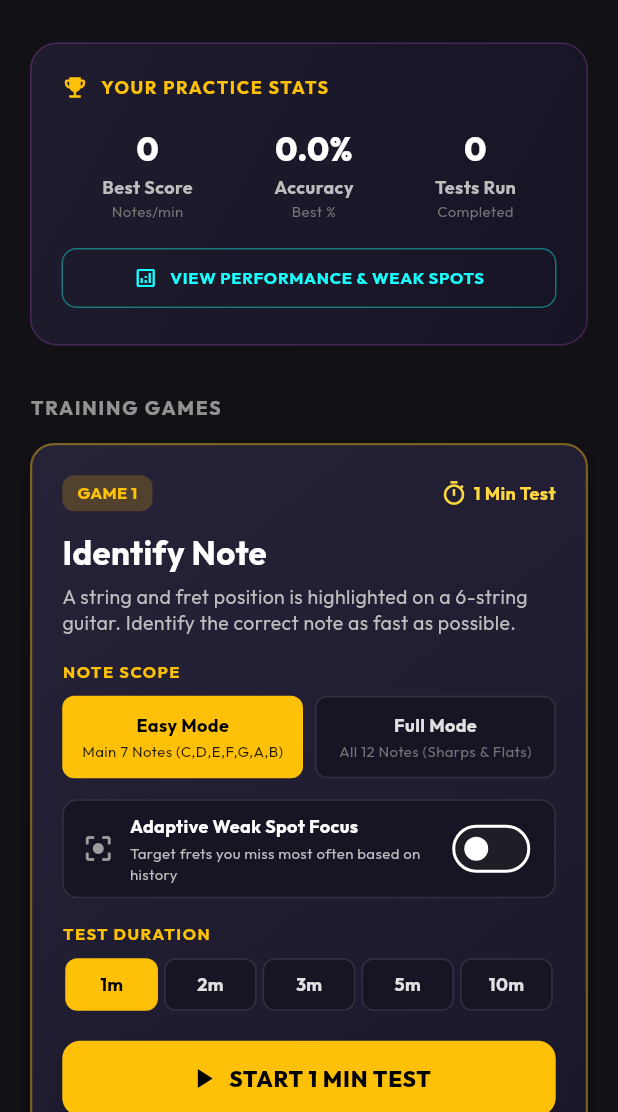
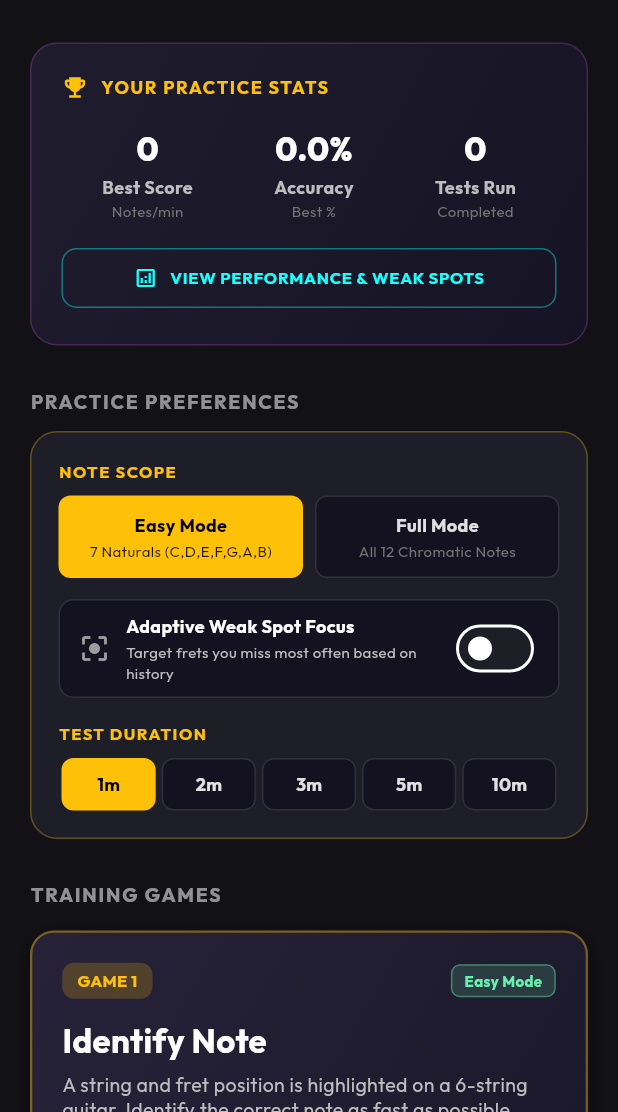
Before and after one commit to rohitraghuwanshi10/FretHQ, a Flutter app: the screen it shows after launch, on a phone screen of 412 x 824 dp, the part 124-1236 px from its top. Run offline on Flutter 3.47's test engine with Material 3 defaults, Android fonts, the phone set to English and light mode, and no system bars; our stand-ins replace google_fonts, shared_preferences, sqflite; accounts and stored records are empty.

Commit message:
Reorganize dashboard UI into global Practice Preferences card with clear active mode badges on Game 1 and Game 2 cards

```diff
--- a/lib/screens/home_screen.dart
+++ b/lib/screens/home_screen.dart
@@ -220,10 +220,11 @@ class _HomeScreenState extends State<HomeScreen> {
                 ),
               ),
 
-              const SizedBox(height: 32),
+              const SizedBox(height: 28),
 
+              // Global Practice Preferences Card
               const Text(
-                'TRAINING GAMES',
+                'PRACTICE PREFERENCES',
                 style: TextStyle(
                   fontSize: 13,
                   fontWeight: FontWeight.bold,
@@ -231,85 +232,18 @@ class _HomeScreenState extends State<HomeScreen> {
                   letterSpacing: 1.2,
                 ),
               ),
-              const SizedBox(height: 14),
+              const SizedBox(height: 10),
 
-              // Game 1 Card (Identify Note)
               Container(
+                padding: const EdgeInsets.all(18),
                 decoration: BoxDecoration(
-                  gradient: const LinearGradient(
-                    colors: [Color(0xFF262238), Color(0xFF1C182B)],
-                    begin: Alignment.topLeft,
-                    end: Alignment.bottomRight,
+                  color: const Color(0xFF1E1E28),
+                  borderRadius: BorderRadius.circular(18),
+                  border: Border.all(color: Colors.amber.withValues(alpha: 0.3)),
                 ),
-                  borderRadius: BorderRadius.circular(16),
-                  border: Border.all(color: Colors.amber.withValues(alpha: 0.4), width: 1.5),
-                  boxShadow: [
-                    BoxShadow(
-                      color: Colors.black.withValues(alpha: 0.4),
-                      blurRadius: 10,
-                      offset: const Offset(0, 4),
-                    ),
-                  ],
-                ),
-                child: Padding(
-                  padding: const EdgeInsets.all(20.0),
                 child: Column(
                   crossAxisAlignment: CrossAxisAlignment.start,
                   children: [
-                      Row(
-                        mainAxisAlignment: MainAxisAlignment.spaceBetween,
-                        children: [
-                          Container(
-                            padding: const EdgeInsets.symmetric(horizontal: 10, vertical: 4),
-                            decoration: BoxDecoration(
-                              color: Colors.amber.withValues(alpha: 0.2),
-                              borderRadius: BorderRadius.circular(8),
-                            ),
-                            child: const Text(
-                              'GAME 1',
-                              style: TextStyle(
-                                fontSize: 11,
-                                fontWeight: FontWeight.bold,
-                                color: Colors.amber,
-                              ),
-                            ),
-                          ),
-                          Row(
-                            children: [
-                              const Icon(Icons.timer_outlined, color: Colors.amberAccent, size: 18),
-                              const SizedBox(width: 4),
-                              Text(
-                                '${_selectedDurationMinutes} Min Test',
-                                style: const TextStyle(
-                                  color: Colors.amberAccent,
-                                  fontWeight: FontWeight.bold,
-                                  fontSize: 12,
-                                ),
-                              ),
-                            ],
-                          ),
-                        ],
-                      ),
-                      const SizedBox(height: 12),
-                      const Text(
-                        'Identify Note',
-                        style: TextStyle(
-                          fontSize: 22,
-                          fontWeight: FontWeight.bold,
-                          color: Colors.white,
-                        ),
-                      ),
-                      const SizedBox(height: 6),
-                      Text(
-                        'A string and fret position is highlighted on a 6-string guitar. Identify the correct note as fast as possible.',
-                        style: TextStyle(
-                          fontSize: 13,
-                          color: Colors.grey.shade400,
-                          height: 1.3,
-                        ),
-                      ),
-                      const SizedBox(height: 16),
-
                     // Note Scope: Easy (Main 7 notes) vs Full (All 12 notes)
                     const Text(
                       'NOTE SCOPE',
@@ -335,7 +269,7 @@ class _HomeScreenState extends State<HomeScreen> {
                               duration: const Duration(milliseconds: 150),
                               padding: const EdgeInsets.symmetric(vertical: 10),
                               decoration: BoxDecoration(
-                                  color: !_includeAccidentals ? Colors.amber : const Color(0xFF171424),
+                                color: !_includeAccidentals ? Colors.amber : const Color(0xFF141220),
                                 borderRadius: BorderRadius.circular(8),
                                 border: Border.all(
                                   color: !_includeAccidentals ? Colors.amber : Colors.white12,
@@ -353,7 +287,7 @@ class _HomeScreenState extends State<HomeScreen> {
                                   ),
                                   const SizedBox(height: 2),
                                   Text(
-                                      'Main 7 Notes (C,D,E,F,G,A,B)',
+                                    '7 Naturals (C,D,E,F,G,A,B)',
                                     style: TextStyle(
                                       color: !_includeAccidentals ? Colors.black87 : Colors.grey.shade600,
                                       fontSize: 10,
@@ -377,7 +311,7 @@ class _HomeScreenState extends State<HomeScreen> {
                               duration: const Duration(milliseconds: 150),
                               padding: const EdgeInsets.symmetric(vertical: 10),
                               decoration: BoxDecoration(
-                                  color: _includeAccidentals ? Colors.amber : const Color(0xFF171424),
+                                color: _includeAccidentals ? Colors.amber : const Color(0xFF141220),
                                 borderRadius: BorderRadius.circular(8),
                                 border: Border.all(
                                   color: _includeAccidentals ? Colors.amber : Colors.white12,
@@ -395,7 +329,7 @@ class _HomeScreenState extends State<HomeScreen> {
                                   ),
                                   const SizedBox(height: 2),
                                   Text(
-                                      'All 12 Notes (Sharps & Flats)',
+                                    'All 12 Chromatic Notes',
                                     style: TextStyle(
                                       color: _includeAccidentals ? Colors.black87 : Colors.grey.shade600,
                                       fontSize: 10,
@@ -414,7 +348,7 @@ class _HomeScreenState extends State<HomeScreen> {
                     Container(
                       padding: const EdgeInsets.symmetric(horizontal: 12, vertical: 8),
                       decoration: BoxDecoration(
-                          color: const Color(0xFF171424),
+                        color: const Color(0xFF141220),
                         borderRadius: BorderRadius.circular(10),
                         border: Border.all(
                           color: _isWeakSpotFocus ? Colors.redAccent.withValues(alpha: 0.5) : Colors.white12,
@@ -495,7 +429,7 @@ class _HomeScreenState extends State<HomeScreen> {
                                 decoration: BoxDecoration(
                                   color: isSelected
                                       ? Colors.amber
-                                        : const Color(0xFF171424),
+                                      : const Color(0xFF141220),
                                   borderRadius: BorderRadius.circular(8),
                                   border: Border.all(
                                     color: isSelected
@@ -519,8 +453,97 @@ class _HomeScreenState extends State<HomeScreen> {
                         );
                       }).toList(),
                     ),
+                  ],
+                ),
+              ),
 
-                      const SizedBox(height: 20),
+              const SizedBox(height: 28),
+
+              const Text(
+                'TRAINING GAMES',
+                style: TextStyle(
+                  fontSize: 13,
+                  fontWeight: FontWeight.bold,
+                  color: Colors.white54,
+                  letterSpacing: 1.2,
+                ),
+              ),
+              const SizedBox(height: 14),
+
+              // Game 1 Card (Identify Note)
+              Container(
+                decoration: BoxDecoration(
+                  gradient: const LinearGradient(
+                    colors: [Color(0xFF262238), Color(0xFF1C182B)],
+                    begin: Alignment.topLeft,
+                    end: Alignment.bottomRight,
+                  ),
+                  borderRadius: BorderRadius.circular(16),
+                  border: Border.all(color: Colors.amber.withValues(alpha: 0.4), width: 1.5),
+                  boxShadow: [
+                    BoxShadow(
+                      color: Colors.black.withValues(alpha: 0.4),
+                      blurRadius: 10,
+                      offset: const Offset(0, 4),
+                    ),
+                  ],
+                ),
+                child: Padding(
+                  padding: const EdgeInsets.all(20.0),
+                  child: Column(
+                    crossAxisAlignment: CrossAxisAlignment.start,
+                    children: [
+                      Row(
+                        mainAxisAlignment: MainAxisAlignment.spaceBetween,
+                        children: [
+                          Container(
+                            padding: const EdgeInsets.symmetric(horizontal: 10, vertical: 4),
+                            decoration: BoxDecoration(
+                              color: Colors.amber.withValues(alpha: 0.2),
+                              borderRadius: BorderRadius.circular(8),
+                            ),
+                            child: const Text(
+                              'GAME 1',
+                              style: TextStyle(
+                                fontSize: 11,
+                                fontWeight: FontWeight.bold,
+                                color: Colors.amber,
+                              ),
+                            ),
+                          ),
+                          Row(
+                            children: [
+                              _buildActiveBadge(
+                                _includeAccidentals ? 'Full Mode' : 'Easy Mode',
+                                _includeAccidentals ? Colors.amber : Colors.greenAccent,
+                              ),
+                              if (_isWeakSpotFocus) ...[
+                                const SizedBox(width: 6),
+                                _buildActiveBadge('Adaptive', Colors.redAccent),
+                              ],
+                            ],
+                          ),
+                        ],
+                      ),
+                      const SizedBox(height: 12),
+                      const Text(
+                        'Identify Note',
+                        style: TextStyle(
+                          fontSize: 22,
+                          fontWeight: FontWeight.bold,
+                          color: Colors.white,
+                        ),
+                      ),
+                      const SizedBox(height: 6),
+                      Text(
+                        'A string and fret position is highlighted on a 6-string guitar. Identify the correct note as fast as possible.',
+                        style: TextStyle(
+                          fontSize: 13,
+                          color: Colors.grey.shade400,
+                          height: 1.3,
+                        ),
+                      ),
+                      const SizedBox(height: 16),
                       SizedBox(
                         width: double.infinity,
                         child: ElevatedButton(
@@ -540,9 +563,9 @@ class _HomeScreenState extends State<HomeScreen> {
                               const Icon(Icons.play_arrow, size: 22),
                               const SizedBox(width: 6),
                               Text(
-                                'START ${_selectedDurationMinutes} MIN TEST',
+                                'START IDENTIFY NOTE TEST (${_selectedDurationMinutes}M)',
                                 style: const TextStyle(
-                                  fontSize: 15,
+                                  fontSize: 14,
                                   fontWeight: FontWeight.w800,
                                   letterSpacing: 0.5,
                                 ),
@@ -584,8 +607,6 @@ class _HomeScreenState extends State<HomeScreen> {
                       Row(
                         mainAxisAlignment: MainAxisAlignment.spaceBetween,
                         children: [
-                          Row(
-                            children: [
                           Container(
                             padding: const EdgeInsets.symmetric(horizontal: 10, vertical: 4),
                             decoration: BoxDecoration(
@@ -601,28 +622,30 @@ class _HomeScreenState extends State<HomeScreen> {
                               ),
                             ),
                           ),
-                              const SizedBox(width: 10),
+                          Row(
+                            children: [
+                              _buildActiveBadge(
+                                _includeAccidentals ? 'Full Mode' : 'Easy Mode',
+                                _includeAccidentals ? Colors.amber : Colors.greenAccent,
+                              ),
+                              if (_isWeakSpotFocus) ...[
+                                const SizedBox(width: 6),
+                                _buildActiveBadge('Adaptive', Colors.redAccent),
+                              ],
+                            ],
+                          ),
+                        ],
+                      ),
+                      const SizedBox(height: 12),
                       const Text(
                         'Find Fret Location',
                         style: TextStyle(
-                                  fontSize: 18,
+                          fontSize: 22,
                           fontWeight: FontWeight.bold,
                           color: Colors.white,
                         ),
                       ),
-                            ],
-                          ),
-                          Container(
-                            padding: const EdgeInsets.all(6),
-                            decoration: BoxDecoration(
-                              color: Colors.cyanAccent.withValues(alpha: 0.15),
-                              shape: BoxShape.circle,
-                            ),
-                            child: const Icon(Icons.touch_app, color: Colors.cyanAccent, size: 18),
-                          ),
-                        ],
-                      ),
-                      const SizedBox(height: 10),
+                      const SizedBox(height: 6),
                       Text(
                         'Given a target note name, tap its exact string and fret position on the interactive guitar neck.',
                         style: TextStyle(
@@ -786,4 +809,23 @@ class _HomeScreenState extends State<HomeScreen> {
       ),
     );
   }
+
+  Widget _buildActiveBadge(String label, Color color) {
+    return Container(
+      padding: const EdgeInsets.symmetric(horizontal: 8, vertical: 3),
+      decoration: BoxDecoration(
+        color: color.withValues(alpha: 0.15),
+        borderRadius: BorderRadius.circular(6),
+        border: Border.all(color: color.withValues(alpha: 0.4)),
+      ),
+      child: Text(
+        label,
+        style: TextStyle(
+          fontSize: 10,
+          fontWeight: FontWeight.bold,
+          color: color,
+        ),
+      ),
+    );
   }
+}
```
Also changed, not shown: 1 other file. Lines whose indentation alone changed are shown as unchanged.
